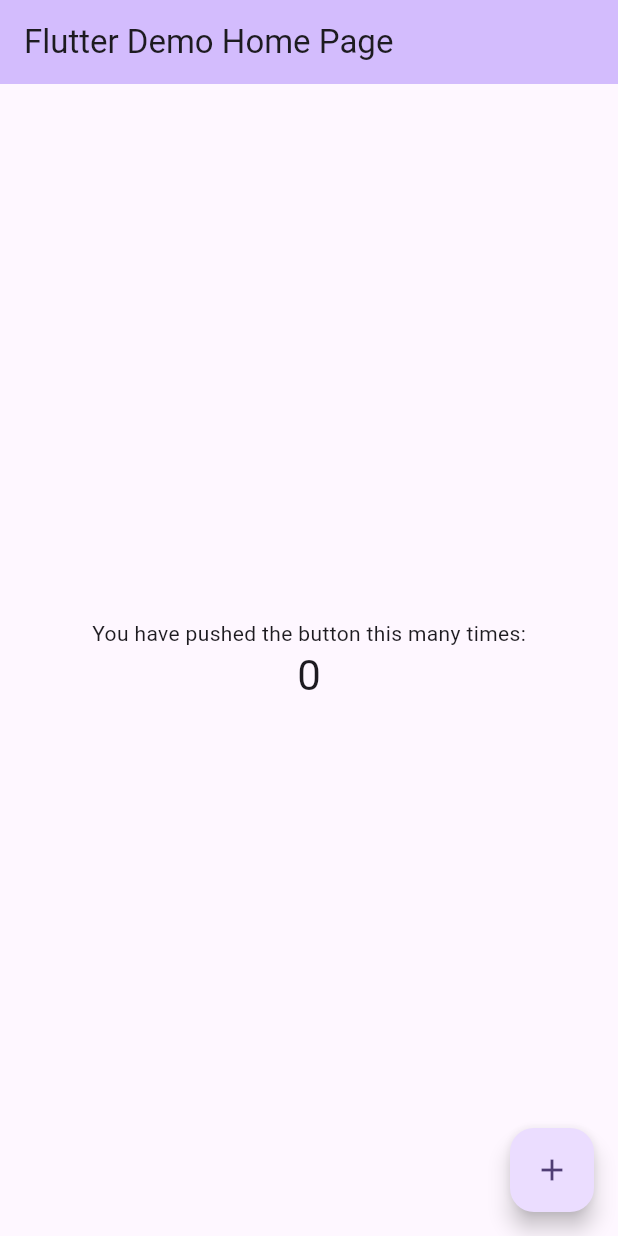
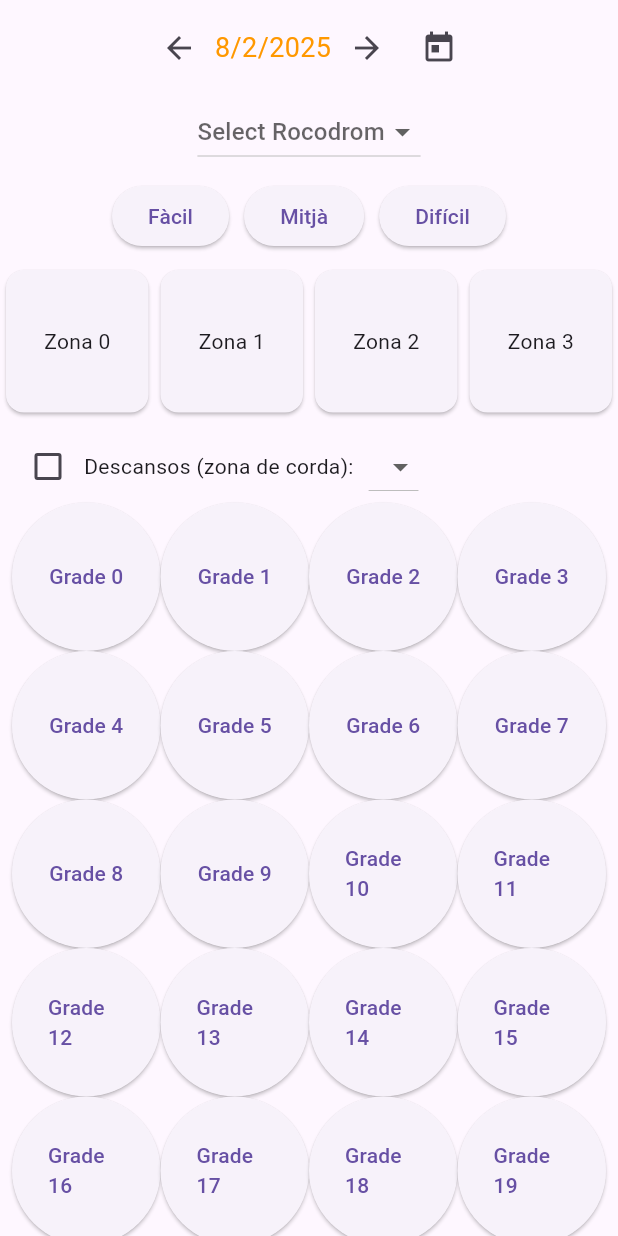
Before and after one commit to xmorera-joviat/climbing_training_app_flutter, a Flutter app: the screen it shows after launch, on a phone screen of 412 x 824 dp. Run offline on Flutter 3.47's test engine with Material 3 defaults, Android fonts, the phone set to English and light mode, and no system bars.

Commit message:
inici migració. instal·lació flutter

```diff
--- a/lib/main.dart
+++ b/lib/main.dart
@@ -1,125 +1,272 @@
 import 'package:flutter/material.dart';
 
 void main() {
-  runApp(const MyApp());
+  runApp(MyApp());
 }
 
 class MyApp extends StatelessWidget {
-  const MyApp({super.key});
-
-  // This widget is the root of your application.
   @override
   Widget build(BuildContext context) {
     return MaterialApp(
-      title: 'Flutter Demo',
-      theme: ThemeData(
-        // This is the theme of your application.
-        //
-        // TRY THIS: Try running your application with "flutter run". You'll see
-        // the application has a purple toolbar. Then, without quitting the app,
-        // try changing the seedColor in the colorScheme below to Colors.green
-        // and then invoke "hot reload" (save your changes or press the "hot
-        // reload" button in a Flutter-supported IDE, or press "r" if you used
-        // the command line to start the app).
-        //
-        // Notice that the counter didn't reset back to zero; the application
-        // state is not lost during the reload. To reset the state, use hot
-        // restart instead.
-        //
-        // This works for code too, not just values: Most code changes can be
-        // tested with just a hot reload.
-        colorScheme: ColorScheme.fromSeed(seedColor: Colors.deepPurple),
-        useMaterial3: true,
-      ),
-      home: const MyHomePage(title: 'Flutter Demo Home Page'),
+      home: HomeScreen(),
     );
   }
 }
 
-class MyHomePage extends StatefulWidget {
-  const MyHomePage({super.key, required this.title});
-
-  // This widget is the home page of your application. It is stateful, meaning
-  // that it has a State object (defined below) that contains fields that affect
-  // how it looks.
-
-  // This class is the configuration for the state. It holds the values (in this
-  // case the title) provided by the parent (in this case the App widget) and
-  // used by the build method of the State. Fields in a Widget subclass are
-  // always marked "final".
-
-  final String title;
-
+class HomeScreen extends StatefulWidget {
   @override
-  State<MyHomePage> createState() => _MyHomePageState();
+  _HomeScreenState createState() => _HomeScreenState();
 }
 
-class _MyHomePageState extends State<MyHomePage> {
-  int _counter = 0;
+class _HomeScreenState extends State<HomeScreen> {
+  DateTime currentDate = DateTime.now(); // Inicialitzar amb la data actual
+  String? selectedRocodrom;
+  bool isDescansosChecked = false;
+  String? selectedDescansos;
+  List<String> grades = List.generate(20, (index) => "Grade $index");
+  List<String> items = List.generate(10, (index) => "Item $index");
+  String? selectedDifficulty; // Variable per a la dificultat
 
-  void _incrementCounter() {
+  void _incrementDate() {
     setState(() {
-      // This call to setState tells the Flutter framework that something has
-      // changed in this State, which causes it to rerun the build method below
-      // so that the display can reflect the updated values. If we changed
-      // _counter without calling setState(), then the build method would not be
-      // called again, and so nothing would appear to happen.
-      _counter++;
+      currentDate = currentDate.add(Duration(days: 1));
+    });
+  }
+
+  void _decrementDate() {
+    setState(() {
+      currentDate = currentDate.subtract(Duration(days: 1));
     });
   }
 
   @override
   Widget build(BuildContext context) {
-    // This method is rerun every time setState is called, for instance as done
-    // by the _incrementCounter method above.
-    //
-    // The Flutter framework has been optimized to make rerunning build methods
-    // fast, so that you can just rebuild anything that needs updating rather
-    // than having to individually change instances of widgets.
     return Scaffold(
-      appBar: AppBar(
-        // TRY THIS: Try changing the color here to a specific color (to
-        // Colors.amber, perhaps?) and trigger a hot reload to see the AppBar
-        // change color while the other colors stay the same.
-        backgroundColor: Theme.of(context).colorScheme.inversePrimary,
-        // Here we take the value from the MyHomePage object that was created by
-        // the App.build method, and use it to set our appbar title.
-        title: Text(widget.title),
-      ),
-      body: Center(
-        // Center is a layout widget. It takes a single child and positions it
-        // in the middle of the parent.
+      body: SingleChildScrollView(
         child: Column(
-          // Column is also a layout widget. It takes a list of children and
-          // arranges them vertically. By default, it sizes itself to fit its
-          // children horizontally, and tries to be as tall as its parent.
-          //
-          // Column has various properties to control how it sizes itself and
-          // how it positions its children. Here we use mainAxisAlignment to
-          // center the children vertically; the main axis here is the vertical
-          // axis because Columns are vertical (the cross axis would be
-          // horizontal).
-          //
-          // TRY THIS: Invoke "debug painting" (choose the "Toggle Debug Paint"
-          // action in the IDE, or press "p" in the console), to see the
-          // wireframe for each widget.
-          mainAxisAlignment: MainAxisAlignment.center,
-          children: <Widget>[
-            const Text(
-              'You have pushed the button this many times:',
+          children: [
+            // Date Navigation
+            Padding(
+              padding: const EdgeInsets.all(8.0),
+              child: Row(
+                mainAxisAlignment: MainAxisAlignment.center,
+                children: [
+                  IconButton(
+                    icon: Icon(Icons.arrow_back),
+                    onPressed: _decrementDate,
+                  ),
+                  Text(
+                    "${currentDate.day}/${currentDate.month}/${currentDate.year}",
+                    style: TextStyle(
+                        fontSize: 18,
+                        color: Colors.orange), // Mostrar en color taronja
+                  ),
+                  IconButton(
+                    icon: Icon(Icons.arrow_forward),
+                    onPressed: _incrementDate,
+                  ),
+                  IconButton(
+                    icon: Icon(Icons.today),
+                    onPressed: () {
+                      setState(() {
+                        currentDate = DateTime.now(); // Reiniciar a la data actual
+                      });
+                    },
+                  ),
+                ],
+              ),
             ),
-            Text(
-              '$_counter',
-              style: Theme.of(context).textTheme.headlineMedium,
+
+            // Spinner (Dropdown)
+            Padding(
+              padding: const EdgeInsets.symmetric(horizontal: 10),
+              child: DropdownButton<String>(
+                value: selectedRocodrom,
+                items: ["Rocodrom 1", "Rocodrom 2"].map((String value) {
+                  return DropdownMenuItem<String>(
+                    value: value,
+                    child: Text(value),
+                  );
+                }).toList(),
+                onChanged: (value) {
+                  setState(() {
+                    selectedRocodrom = value;
+                  });
+                },
+                hint: Text("Select Rocodrom"),
+              ),
+            ),
+
+            // Difficulty Buttons
+            Padding(
+              padding: const EdgeInsets.all(8.0),
+              child: Row(
+                mainAxisAlignment: MainAxisAlignment.center,
+                children: [
+                  ElevatedButton(
+                    onPressed: () {
+                      setState(() {
+                        selectedDifficulty = "Fàcil";
+                      });
+                    },
+                    child: Text("Fàcil"),
+                  ),
+                  SizedBox(width: 10),
+                  ElevatedButton(
+                    onPressed: () {
+                      setState(() {
+                        selectedDifficulty = "Mitjà";
+                      });
+                    },
+                    child: Text("Mitjà"),
+                  ),
+                  SizedBox(width: 10),
+                  ElevatedButton(
+                    onPressed: () {
+                      setState(() {
+                        selectedDifficulty = "Difícil";
+                      });
+                    },
+                    child: Text("Difícil"),
+                  ),
+                ],
+              ),
+            ),
+
+            // GridLayout for Zones
+            GridView.builder(
+              shrinkWrap: true,
+              physics: NeverScrollableScrollPhysics(),
+              gridDelegate: SliverGridDelegateWithFixedCrossAxisCount(
+                crossAxisCount: 4,
+              ),
+              itemCount: 4,
+              itemBuilder: (context, index) {
+                return Card(
+                  child: Center(child: Text("Zona $index")),
+                );
+              },
+            ),
+
+            // Input Section
+            Padding(
+              padding: const EdgeInsets.all(8.0),
+              child: Column(
+                children: [
+                  Row(
+                    children: [
+                      Checkbox(
+                        value: isDescansosChecked,
+                        onChanged: (value) {
+                          setState(() {
+                            isDescansosChecked = value!;
+                          });
+                        },
+                      ),
+                      Expanded(
+                        child: Row(
+                          children: [
+                            Text("Descansos (zona de corda):"),
+                            SizedBox(width: 10),
+                            DropdownButton<String>(
+                              value: selectedDescansos,
+                              items: ["1", "2", "3"].map((String value) {
+                                return DropdownMenuItem<String>(
+                                  value: value,
+                                  child: Text(value),
+                                );
+                              }).toList(),
+                              onChanged: (value) {
+                                setState(() {
+                                  selectedDescansos = value;
+                                });
+                              },
+                            ),
+                          ],
+                        ),
+                      ),
+                    ],
+                  ),
+                  GridView.builder(
+                    shrinkWrap: true,
+                    physics: NeverScrollableScrollPhysics(),
+                    gridDelegate: SliverGridDelegateWithFixedCrossAxisCount(
+                      crossAxisCount: 4,
+                    ),
+                    itemCount: grades.length,
+                    itemBuilder: (context, index) {
+                      return ElevatedButton(
+                        onPressed: () {},
+                        child: Text(grades[index]),
+                      );
+                    },
+                  ),
+                ],
+              ),
+            ),
+
+            // Divider
+            Divider(),
+
+            // Score and Metrics
+            Padding(
+              padding: const EdgeInsets.all(10),
+              child: Row(
+                mainAxisAlignment: MainAxisAlignment.spaceEvenly,
+                children: [
+                  Column(
+                    children: [
+                      Text("Puntuació:", style: TextStyle(fontSize: 18)),
+                      Text("---", style: TextStyle(fontSize: 36, color: Colors.green)),
+                    ],
+                  ),
+                  Column(
+                    children: [
+                      Text("Mitjana:", style: TextStyle(fontSize: 18)),
+                      Text("---", style: TextStyle(fontSize: 36)),
+                    ],
+                  ),
+                ],
+              ),
+            ),
+            Padding(
+              padding: const EdgeInsets.all(10),
+              child: Row(
+                mainAxisAlignment: MainAxisAlignment.spaceEvenly,
+                children: [
+                  Column(
+                    children: [
+                      Text("Vies:", style: TextStyle(fontSize: 18)),
+                      Text("---", style: TextStyle(fontSize: 36, color: Colors.blue)),
+                    ],
+                  ),
+                  Column(
+                    children: [
+                      Text("Metres:", style: TextStyle(fontSize: 18)),
+                      Text("---", style: TextStyle(fontSize: 36, color: Colors.blue)),
+                    ],
+                  ),
+                ],
+              ),
+            ),
+
+            // Divider
+            Divider(),
+
+            // RecyclerView (ListView)
+            ListView.builder(
+              shrinkWrap: true,
+              physics: NeverScrollableScrollPhysics(),
+              itemCount: items.length,
+              itemBuilder: (context, index) {
+                return ListTile(
+                  title: Text(items[index]),
+                );
+              },
             ),
           ],
         ),
       ),
-      floatingActionButton: FloatingActionButton(
-        onPressed: _incrementCounter,
-        tooltip: 'Increment',
-        child: const Icon(Icons.add),
-      ), // This trailing comma makes auto-formatting nicer for build methods.
     );
   }
 }
```
